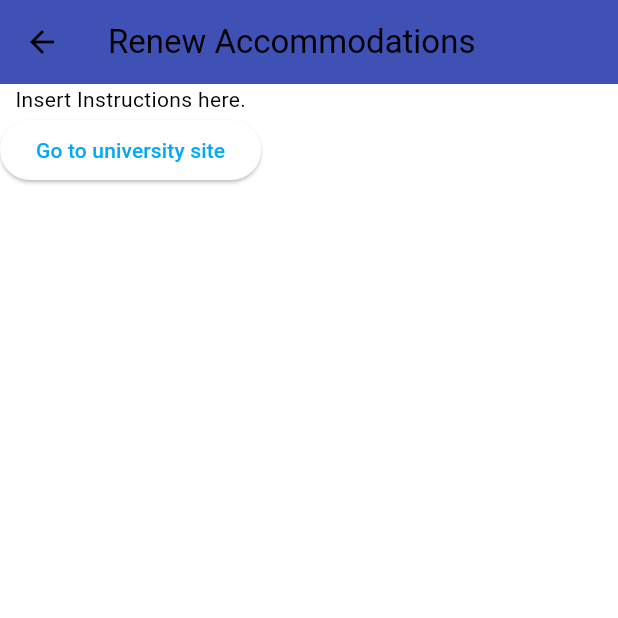
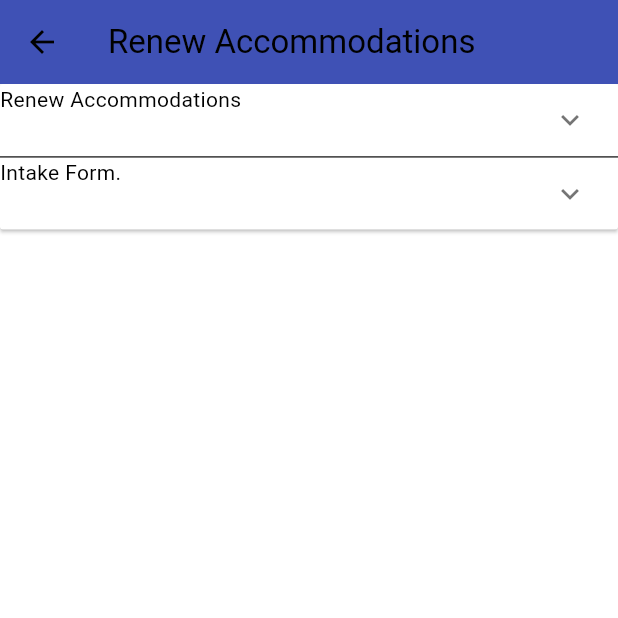
Before and after one commit to CSCI4100U/mobile-group-project-2023-sitrus, a Flutter app: the Renewal_Letters screen opened directly, on a phone screen of 412 x 824 dp, the top half of it. Run offline on Flutter 3.47's test engine with Material 3 defaults, Android fonts, the phone set to English and light mode, and no system bars; our stand-ins replace cloud_firestore, firebase_auth, firebase_core, firebase_storage, flutter_local_notifications, go_router and 7 more; missing offline and left inert: firebase_ui_auth; accounts and stored records are empty.

Commit message:
Update accommodations_letter_email_page.dart
Redid this page here

```diff
--- a/student_helper_app/lib/pages/accommodations_letter_email_page.dart
+++ b/student_helper_app/lib/pages/accommodations_letter_email_page.dart
@@ -1,25 +1,30 @@
 import 'package:flutter/material.dart';
 import 'package:url_launcher/url_launcher.dart';
+import 'package:url_launcher/url_launcher_string.dart';
+
 class Renewal_Letters extends StatefulWidget {
   @override
-  Renewal_LettersState createState() => Renewal_LettersState();
+  RenewalLettersState createState() => RenewalLettersState();
 }
-class Renewal_LettersState extends State<Renewal_Letters>{
-  void _showAlertDialog(BuildContext context) {
+
+class RenewalLettersState extends State<Renewal_Letters> {
+  List<Item> _data = generateItems();
+
+  void _showAlertDialog(BuildContext context, Item item) {
     showDialog(
       context: context,
       builder: (BuildContext context) {
         return AlertDialog(
           title: Text("Popup Message"),
-          content: Text("This contains a link to renew accommodations."),
+          content: Text(item.description),
           actions: [
             TextButton(
-              onPressed:  () async {
+              onPressed: () async {
                 Navigator.of(context).pop();
 
-                final Uri url = Uri.parse('https://disabilityservices.ontariotechu.ca/uoitclockwork/custom/misc/home.aspx');
+                final Uri url = Uri.parse(item.link);
                 if (!await launchUrl(url)) {
-                throw Exception('Error launching page');
+                  throw Exception('Error launching page');
                 }
               },
               child: Text("Continue?"),
@@ -29,30 +34,96 @@ class Renewal_LettersState extends State<Renewal_Letters>{
       },
     );
   }
+
   @override
   Widget build(BuildContext context) {
-    return Scaffold(
+    return Scaffold( // Fixed typo here: PopScope -> Scaffold
       appBar: AppBar(
         title: Text("Renew Accommodations"),
-        backgroundColor: Colors.indigo
+        backgroundColor: Colors.indigo,
       ),
-      body: Column(
+      body: SingleChildScrollView(
+        child: Column(
+          children: [
+            ExpansionPanelList(
+              elevation: 1,
+              expandedHeaderPadding: EdgeInsets.all(0),
+              expansionCallback: (int index, bool isExpanded) {
+                setState(() {
+                  _data[index].isExpanded = !_data[index].isExpanded;
+                });
+              },
+              children: _data.map((Item item) {
+                return ExpansionPanel(
+                  headerBuilder: (BuildContext context, bool isExpanded) {
+                    return new Text(item.header);
 
-          children: [
-
-            const Text(
-                'Insert Instructions here.'
-            ),
-
-            ElevatedButton(
-              onPressed: () {
-                _showAlertDialog(context);
-              },
-              child: Text("Go to university site"),
-            ),
+                  },
+                  /*body: ListTile(
+                    title: new Text(item.description),
+                    subtitle: Text(item.link),
+                    onTap: () {
+                      _showAlertDialog(context, item);
+                    },
+                  ),*/
+                  isExpanded: item.isExpanded,
+                  body:
+                      ListTile(
+                        title:
+                          Text(item.description),
+                      subtitle: Text(item.link),
+                        onTap: () {
+                          _showAlertDialog(context, item);
+                        },
+                      )
 
 
-          ]),
+                );
+              }).toList(),
+            ),
+          ],
+        ),
+      ),
     );
   }
 }
+
+class Item {
+  Item({
+    required this.isExpanded,
+    required this.header,
+    required this.description,
+    required this.link,
+  });
+
+  bool isExpanded;
+  String header;
+  String description;
+  String link;
+}
+
+List<Item> generateItems() {
+  return [
+    Item(
+      isExpanded: false,
+      header: 'Renew Accommodations',
+      description: 'This contains a link to renew accommodations.',
+      link: 'https://disabilityservices.ontariotechu.ca/uoitclockwork/custom/misc/home.aspx',
+    ),
+    Item(
+      isExpanded: false,
+      header: 'Intake Form.',
+      description: 'This contains a link to the intake form. Needed for registering with Accessibility services.',
+      link: 'https://shared.ontariotechu.ca/shared/department/student-life/student-accessibility-services/documentation/new-sas-student-intake-package.pdf',
+    ),
+  ];
+}
+
+Future<bool> launchUrl(Uri url) async {
+  if (await canLaunchUrlString(url.toString())) { // Fixed method name: canLaunchUrlString -> canLaunch
+    await launchUrlString(url.toString());
+    return true;
+  } else {
+    return false;
+  }
+}
```
